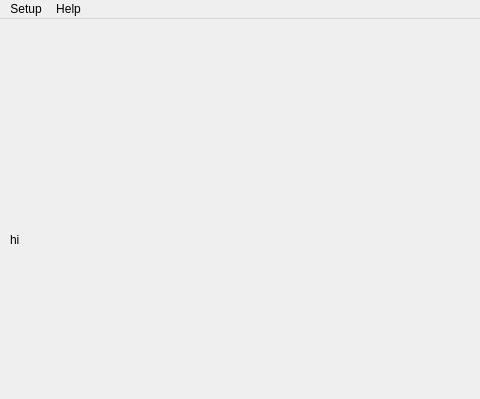
Qt form mainwindow.ui (MirayaProject/miraya) before a commit; both pictures show x 0 to 480 and y 0 to 399 of the 640 by 480 pixel window.
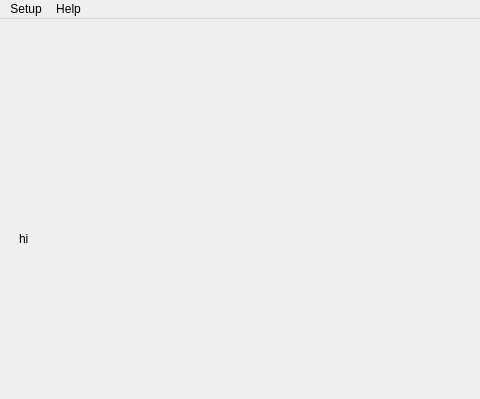
The same form after that commit.

Commit message: MainWindow: added grid layout, renamed the application

```diff
--- a/mainwindow.ui
+++ b/mainwindow.ui
@@ -14,15 +14,8 @@
    <string>MainWindow</string>
   </property>
   <widget class="QWidget" name="centralwidget">
-   <widget class="QWidget" name="verticalLayoutWidget">
-    <property name="geometry">
-     <rect>
-      <x>0</x>
-      <y>0</y>
-      <width>641</width>
-      <height>441</height>
-     </rect>
-    </property>
+   <layout class="QGridLayout" name="gridLayout">
+    <item row="0" column="0">
     <layout class="QVBoxLayout" name="verticalLayout">
      <property name="leftMargin">
       <number>10</number>
@@ -44,7 +37,8 @@
       </widget>
      </item>
     </layout>
-   </widget>
+    </item>
+   </layout>
   </widget>
   <widget class="QMenuBar" name="menubar">
    <property name="geometry">
```
Left out of the diff: 2 changed lines with no effect on the pictures. Lines whose indentation alone changed are shown as unchanged.
